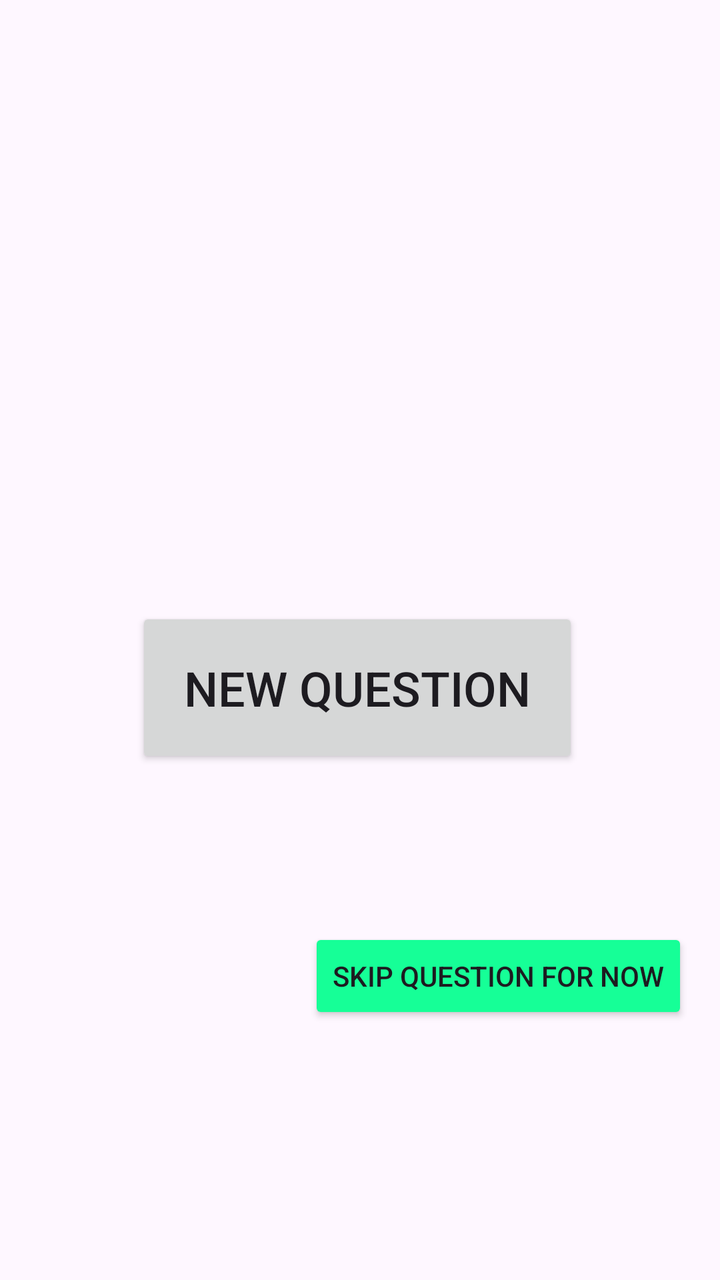
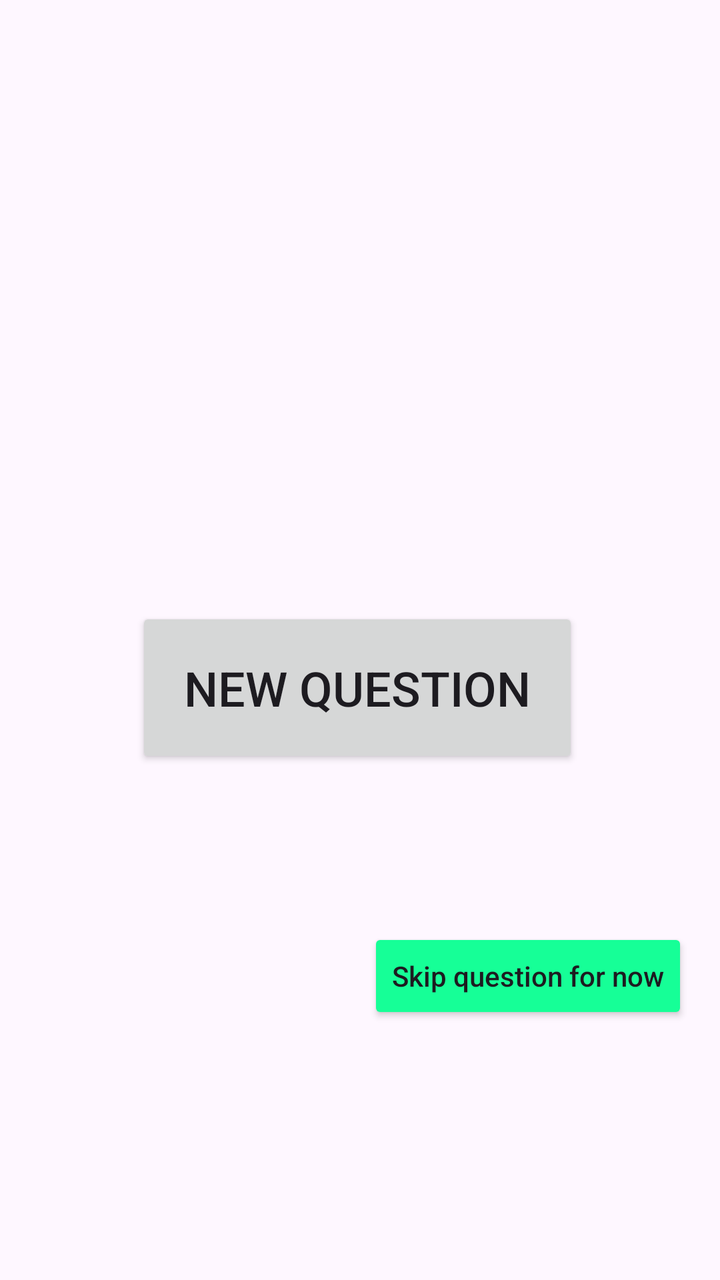

Compare the two renders of this Android layout. The source of the first and the diff that turns it into the second are given below.
<!-- AndroidManifest.xml: application theme Theme.Twentyquestions -->
<!-- res/layout/fragment_game_home.xml -->
<?xml version="1.0" encoding="utf-8"?>
<androidx.constraintlayout.widget.ConstraintLayout xmlns:android="http://schemas.android.com/apk/res/android"
    xmlns:app="http://schemas.android.com/apk/res-auto"
    xmlns:tools="http://schemas.android.com/tools"
    android:id="@+id/game_home_fragment"
    android:layout_width="match_parent"
    android:layout_height="match_parent"
    tools:context=".main.GameHomeFragment">



    <Button
        android:id="@+id/nextQuestionButton"
        android:layout_width="wrap_content"
        android:layout_height="wrap_content"
        android:layout_marginBottom="256dp"
        android:paddingHorizontal="24dp"
        android:paddingVertical="24dp"
        android:text="@string/newQuestionButton"
        android:textSize="24sp"
        app:layout_constraintBottom_toBottomOf="parent"
        app:layout_constraintEnd_toEndOf="parent"
        app:layout_constraintHorizontal_bias="0.49"
        app:layout_constraintStart_toStartOf="parent" />

    <TextView
        android:id="@+id/questionText"
        android:layout_width="0dp"
        android:layout_height="wrap_content"
        android:layout_marginStart="32dp"
        android:layout_marginTop="140dp"
        android:layout_marginEnd="32dp"
        android:clickable="true"
        android:text=""
        android:textAlignment="center"
        android:textSize="24sp"
        app:layout_constraintBottom_toTopOf="@+id/nextQuestionButton"
        app:layout_constraintEnd_toEndOf="parent"
        app:layout_constraintStart_toStartOf="parent"
        app:layout_constraintTop_toTopOf="parent" />

    <Button
        android:id="@+id/skipButton"
        android:layout_width="wrap_content"
        android:layout_height="wrap_content"
        android:layout_marginEnd="16dp"
        android:layout_marginBottom="128dp"
        android:backgroundTint="@color/Turquise"
        android:text="@string/skipButton"
        app:layout_constraintBottom_toBottomOf="parent"
        app:layout_constraintEnd_toEndOf="parent" />


</androidx.constraintlayout.widget.ConstraintLayout>
<!-- resources referenced by this layout -->
<resources>
  <color name="Turquise">#16FF97</color>
  <string name="newQuestionButton">New Question</string>
  <string name="skipButton">Skip question for now</string>
  <style name="Theme.Twentyquestions" parent="Base.Theme.Twentyquestions" />
  <style name="Base.Theme.Twentyquestions" parent="Theme.Material3.DayNight.NoActionBar">
          
           <item name="colorPrimary">@color/Pink</item>
           <item name="colorAccent">@color/Turquise</item>
      </style>
  <color name="Pink">#F48ED0</color>
</resources>

<!-- the commit's change to res/layout/fragment_game_home.xml (unified diff, before → after) -->
@@ -47,6 +47,7 @@
         android:layout_marginBottom="128dp"
         android:backgroundTint="@color/Turquise"
         android:text="@string/skipButton"
+        android:textIsSelectable="true"
         app:layout_constraintBottom_toBottomOf="parent"
         app:layout_constraintEnd_toEndOf="parent" />
 
